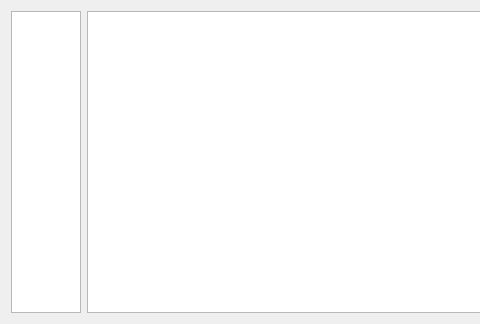
Before: the Qt Designer form bhbot/tools/simulator/robotview.ui in alberthier/bhware, drawn with Qt 5; both pictures show x 0 to 480 and y 0 to 324 of the 739 by 324 pixel window.
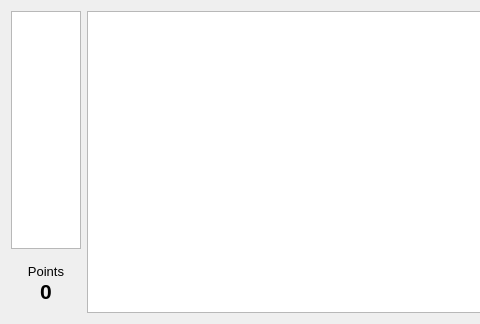
After: the same form once the commit is applied.

Commit message: simulator: Add points counter

Patch:
```diff
--- a/bhbot/tools/simulator/robotview.ui
+++ b/bhbot/tools/simulator/robotview.ui
@@ -16,8 +16,8 @@
   <property name="autoFillBackground">
    <bool>true</bool>
   </property>
-  <layout class="QHBoxLayout" name="horizontalLayout">
-   <item>
+  <layout class="QGridLayout" name="gridLayout">
+   <item row="0" column="0">
     <widget class="QListView" name="content_view">
      <property name="minimumSize">
       <size>
@@ -33,7 +33,7 @@
      </property>
     </widget>
    </item>
-   <item>
+   <item row="0" column="1" rowspan="2">
     <widget class="QTextEdit" name="log_view">
      <property name="font">
       <font>
@@ -46,6 +46,50 @@
      </property>
     </widget>
    </item>
+   <item row="1" column="0">
+    <widget class="QWidget" name="widget" native="true">
+     <property name="autoFillBackground">
+      <bool>false</bool>
+     </property>
+     <layout class="QVBoxLayout" name="verticalLayout">
+      <property name="spacing">
+       <number>0</number>
+      </property>
+      <item>
+       <widget class="QLabel" name="label">
+        <property name="font">
+         <font>
+          <pointsize>10</pointsize>
+         </font>
+        </property>
+        <property name="text">
+         <string>Points</string>
+        </property>
+        <property name="alignment">
+         <set>Qt::AlignCenter</set>
+        </property>
+       </widget>
+      </item>
+      <item>
+       <widget class="QLabel" name="points">
+        <property name="font">
+         <font>
+          <pointsize>16</pointsize>
+          <weight>75</weight>
+          <bold>true</bold>
+         </font>
+        </property>
+        <property name="text">
+         <string>0</string>
+        </property>
+        <property name="alignment">
+         <set>Qt::AlignCenter</set>
+        </property>
+       </widget>
+      </item>
+     </layout>
+    </widget>
+   </item>
   </layout>
  </widget>
  <resources/>
```
